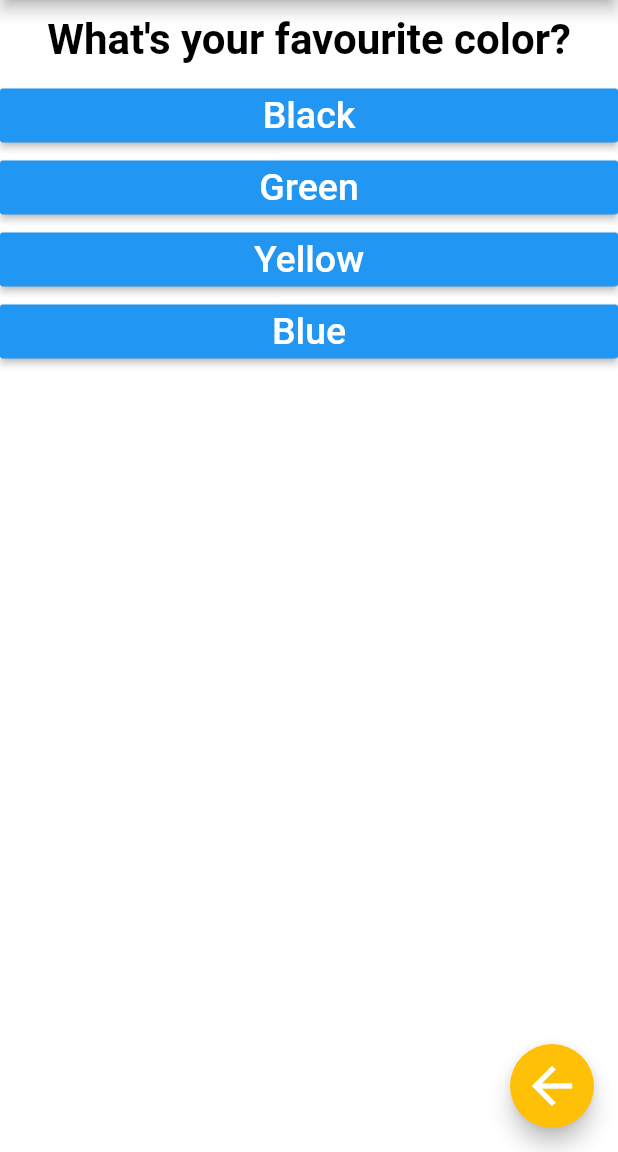
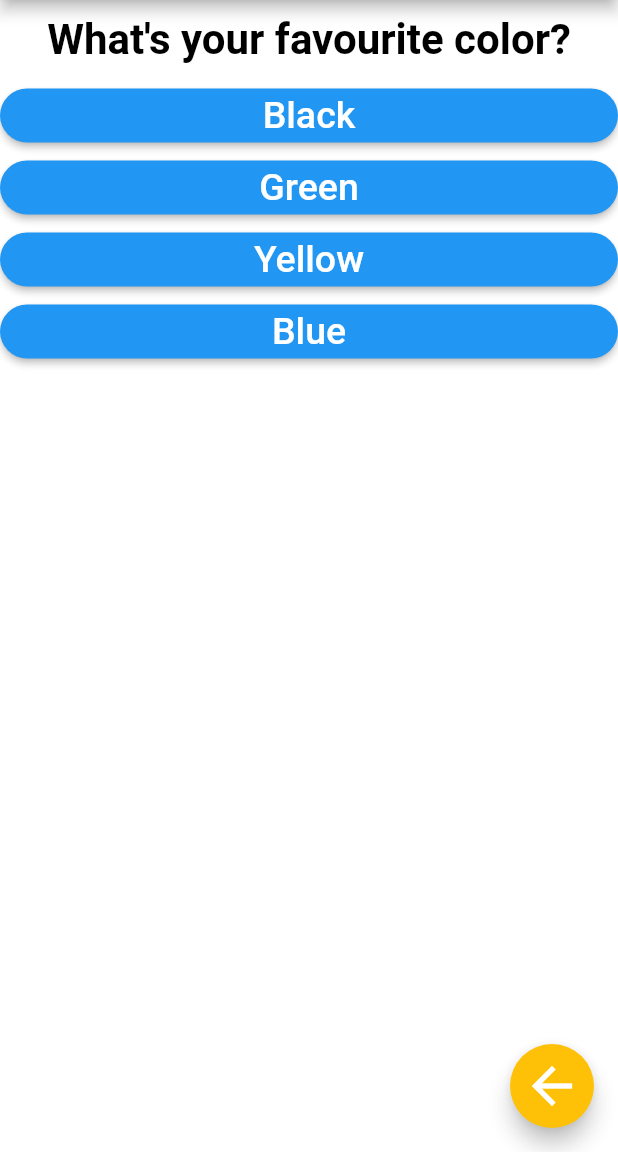
Before and after one commit to fyras19/ieee_cs_quizz_app, a Flutter app: the screen it shows after launch, after a tap on "Time To Play", on a phone screen of 412 x 824 dp, the part 84-1236 px from its top. Run offline on Flutter 3.47's test engine with Material 2 defaults, Android fonts, the phone set to English and light mode, and no system bars.

Commit message:
Third Commit

```diff
--- a/lib/screens/Welcome_Page.dart
+++ b/lib/screens/Welcome_Page.dart
@@ -15,7 +15,7 @@ class WelcomePage extends StatelessWidget {
       Container(
         decoration: BoxDecoration(
             image: DecorationImage(
-              image: AssetImage('assets/background.jpg'),
+              image: AssetImage('assets/3d.jpg'),
               fit: BoxFit.cover,
             )
         ),
@@ -28,7 +28,7 @@ class WelcomePage extends StatelessWidget {
               Padding(
                 padding:  EdgeInsets.only(top: 50),
                 child: Image.asset(
-                  "assets/logo1.png", cacheWidth: 350,
+                  "assets/ww.png", cacheWidth: 350,
                 ),
               ),
               Container(
@@ -36,17 +36,25 @@ class WelcomePage extends StatelessWidget {
                 margin: EdgeInsets.all(10),
                 child: RaisedButton(
                   onPressed:()=>selectPage(context),
+                  color: Colors.pinkAccent,
 
                   shape: RoundedRectangleBorder(
                     borderRadius: BorderRadius.circular(80.0),
+
+
 
                   ),
 
                   padding: EdgeInsets.all(0.0),
                   child: Ink(
                     decoration: BoxDecoration(
-
-                        borderRadius: BorderRadius.circular(30.0)),
+                      gradient: LinearGradient(
+                        colors: [Color.fromRGBO(77, 57, 0, 1), Color.fromRGBO(204, 153, 0, 1)],
+                        begin: Alignment.topLeft,
+                        end: Alignment.bottomLeft,
+                      ),
+                        borderRadius: BorderRadius.circular(30.0),
+                    ),
                     child: Container(
                       constraints:
                       BoxConstraints(maxWidth: 250.0, minHeight: 50.0),
@@ -70,7 +78,7 @@ class WelcomePage extends StatelessWidget {
                         children: <Widget>[
                           Text("IEEE CS Chapter    ",
                             style: TextStyle(fontSize: 16,
-                              color: Color.fromRGBO(51, 38, 0, 1),
+                              color: Colors.white,
                               fontWeight: FontWeight.bold,),),
                           //RaisedButton(onPressed: NavigateToData_Base)
                           SizedBox(
@@ -79,13 +87,13 @@ class WelcomePage extends StatelessWidget {
                           ),
                           Text(" SUP'COM Student Branch    ",
                             style: TextStyle(fontSize: 16,
-                              color: Color.fromRGBO(51, 37, 0, 1),
+                              color: Colors.white,
                               fontWeight: FontWeight.bold,),),
                         ]
                     ),
                     ClipOval(
                       child: Image.asset(
-                        'assets/logo.png',
+                        "assets/logo.png",
                         width: 100,
                         fit: BoxFit.cover,
                       ),
--- a/lib/screens/screen_1.dart
+++ b/lib/screens/screen_1.dart
@@ -2,7 +2,6 @@ import 'package:flutter/cupertino.dart';
 import 'package:flutter/material.dart';
 import '../widgets/Quiz.dart';
 import '../widgets/result.dart';
-
 import '../main.dart';
 
 
@@ -90,6 +89,7 @@ class _FirstScreenState extends State<FirstScreen> {
 
     return Scaffold(
       appBar: AppBar(
+        //backgroundColor: Colors.white,
         title: Text("Quiz App",style:TextStyle(color: w),),
         actions: <Widget>[
           Switch(
--- a/lib/widgets/ansewer.dart
+++ b/lib/widgets/ansewer.dart
@@ -10,7 +10,11 @@ class Ansewer extends StatelessWidget {
   Widget build(BuildContext context) {
     return Container(
       width: double.infinity,
+
       child: RaisedButton(
+         shape: RoundedRectangleBorder(
+          borderRadius: BorderRadius.circular(80.0),
+    ),
         color: Colors.blue,
         textColor: Colors.white,
         child: Text(ansewerText,style: TextStyle(fontSize: 25),),
--- a/pubspec.yaml
+++ b/pubspec.yaml
@@ -45,7 +45,10 @@ flutter:
   uses-material-design: true
 
   # To add assets to your application, add an assets section, like this:
-  # assets:
+  assets:
+    - assets/logo.png
+    - assets/3d.jpg
+    - assets/ww.png
   #   - images/a_dot_burr.jpeg
   #   - images/a_dot_ham.jpeg
 
```
Also changed, not shown: assets/3d.jpg (added), assets/logo.png (added), assets/ww.png (added).
